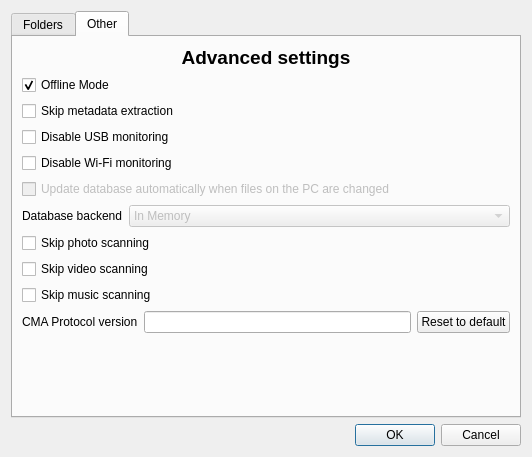
Old version of the form src/forms/configwidget.ui in the repository codestation/qcma.
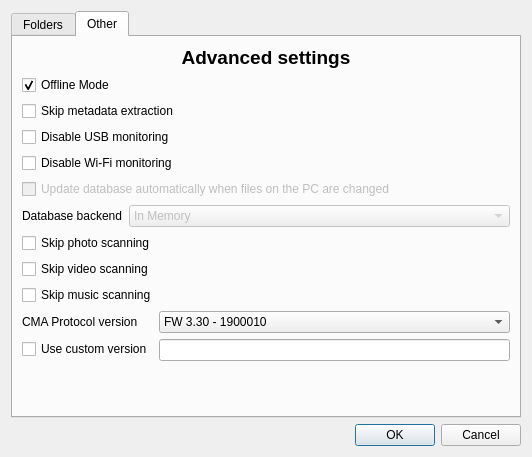
New version of the form. The open tabs and pages were chosen to show the change.

Commit message: Added selector to override the default protocol version.

What changed in the file:
```diff
--- a/src/forms/configwidget.ui
+++ b/src/forms/configwidget.ui
@@ -368,25 +368,79 @@
             </widget>
            </item>
            <item>
-            <layout class="QHBoxLayout" name="horizontalLayout_3">
-             <item>
+            <layout class="QHBoxLayout" name="horizontalLayout_4"/>
+           </item>
+           <item>
+            <layout class="QFormLayout" name="formLayout_2">
+             <property name="fieldGrowthPolicy">
+              <enum>QFormLayout::AllNonFixedFieldsGrow</enum>
+             </property>
+             <item row="0" column="0">
               <widget class="QLabel" name="label_10">
                <property name="text">
                 <string>CMA Protocol version</string>
                </property>
               </widget>
              </item>
-             <item>
+             <item row="0" column="1">
+              <widget class="QComboBox" name="protocolBox">
+               <property name="minimumSize">
+                <size>
+                 <width>200</width>
+                 <height>0</height>
+                </size>
+               </property>
+               <item>
+                <property name="text">
+                 <string notr="true">FW 3.30 - 1900010</string>
+                </property>
+               </item>
+               <item>
+                <property name="text">
+                 <string notr="true">FW 3.10 - 1800010</string>
+                </property>
+               </item>
+               <item>
+                <property name="text">
+                 <string notr="true">FW 3.00 - 1700010</string>
+                </property>
+               </item>
+               <item>
+                <property name="text">
+                 <string notr="true">FW 2.60 - 1600010</string>
+                </property>
+               </item>
+               <item>
+                <property name="text">
+                 <string notr="true">FW 2.10 - 1500010</string>
+                </property>
+               </item>
+               <item>
+                <property name="text">
+                 <string notr="true">FW 2.00 - 1400010</string>
+                </property>
+               </item>
+               <item>
+                <property name="text">
+                 <string notr="true">FW 1.00 - 1000000</string>
+                </property>
+               </item>
+              </widget>
+             </item>
+             <item row="1" column="0">
+              <widget class="QCheckBox" name="customProtocolCheckBox">
+               <property name="text">
+                <string>Use custom version</string>
+               </property>
+              </widget>
+             </item>
+             <item row="1" column="1">
               <widget class="QLineEdit" name="protocolEdit">
                <property name="inputMask">
                 <string notr="true">9999999</string>
                </property>
-              </widget>
-             </item>
-             <item>
-              <widget class="QPushButton" name="resetProtocolButton">
                <property name="text">
-                <string>Reset to default</string>
+                <string notr="true"/>
                </property>
               </widget>
              </item>
```
Left out of the diff: 3 changed lines with no effect on the pictures. The commit also changes 9 other files.
